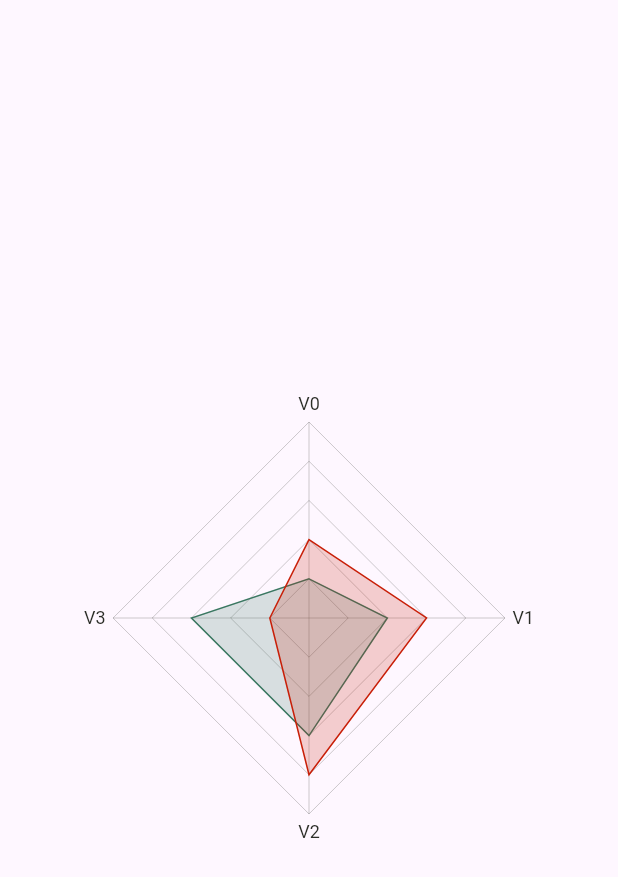
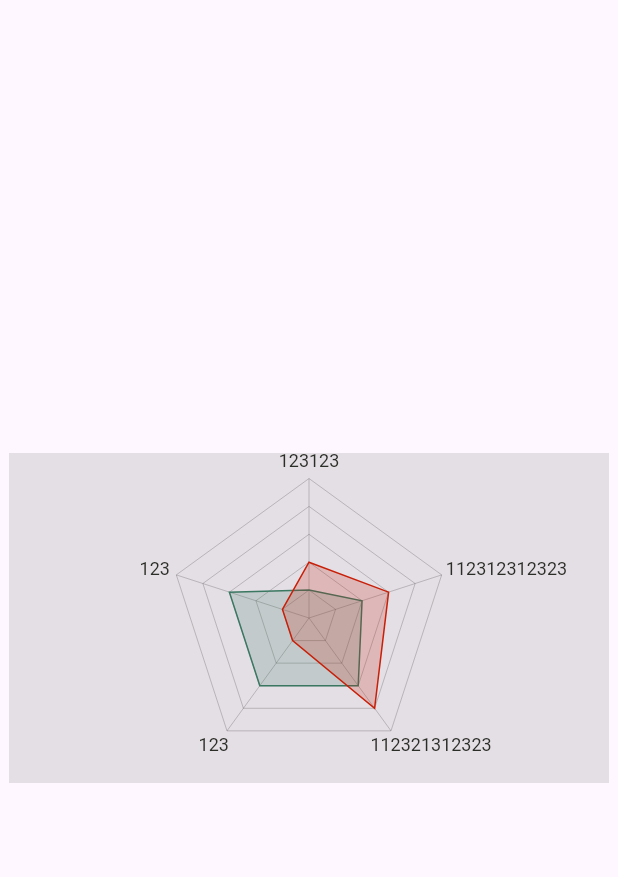
Before and after one commit to hawkkiller/spider_chart, a Flutter app: the screen it shows after launch, on a phone screen of 412 x 824 dp. Shown: the top 877 px of the screen. Run offline on Flutter 3.47's test engine with Material 3 defaults, Android fonts, the phone set to English and light mode, and no system bars.

Commit message:
Updated spider chart adjust

```diff
--- a/lib/main.dart
+++ b/lib/main.dart
@@ -10,17 +10,26 @@ class MainApp extends StatelessWidget {
 
   @override
   Widget build(BuildContext context) {
+    final labels = [
+      '123123',
+      '112312312323',
+      '112321312323',
+      '123',
+      '123',
+    ];
+
     return MaterialApp(
       home: Scaffold(
         body: Center(
           child: SizedBox(
-            width: 300,
-            height: 300,
+            width: 400,
+            height: 220,
             child: SpiderChart(
               labels: List.generate(
-                4,
+                5,
                 (index) => SpiderChartLabel(
-                  label: 'V$index',
+                  label: labels[index],
+                  // maxWidth: 90,
                   style: const TextStyle(
                     color: Color(0xff2b2d27),
                     fontSize: 12,
@@ -42,6 +51,7 @@ class MainApp extends StatelessWidget {
                     const SpiderChartPoint(value: 2),
                     const SpiderChartPoint(value: 3),
                     const SpiderChartPoint(value: 3),
+                    const SpiderChartPoint(value: 3),
                   ],
                 ),
                 SpiderChartItem(
@@ -53,6 +63,7 @@ class MainApp extends StatelessWidget {
                     const SpiderChartPoint(value: 3),
                     const SpiderChartPoint(value: 4),
                     const SpiderChartPoint(value: 1),
+                    const SpiderChartPoint(value: 1),
                   ],
                 ),
               ],
```
Also changed, not shown: lib/spider_chart.dart (+52 -14 lines).
